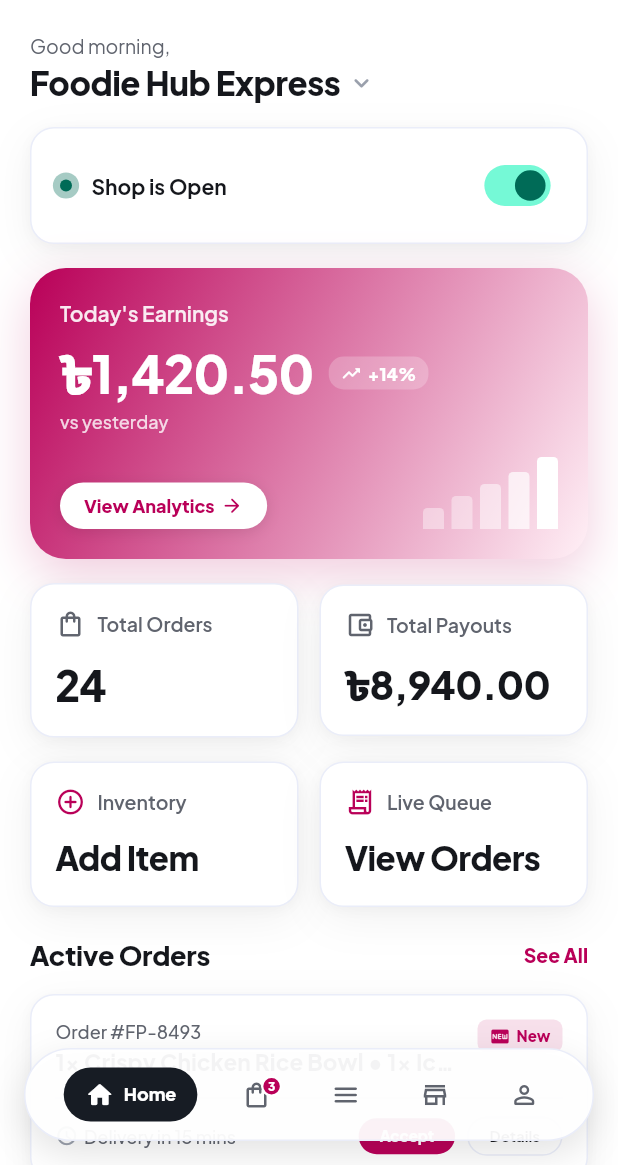
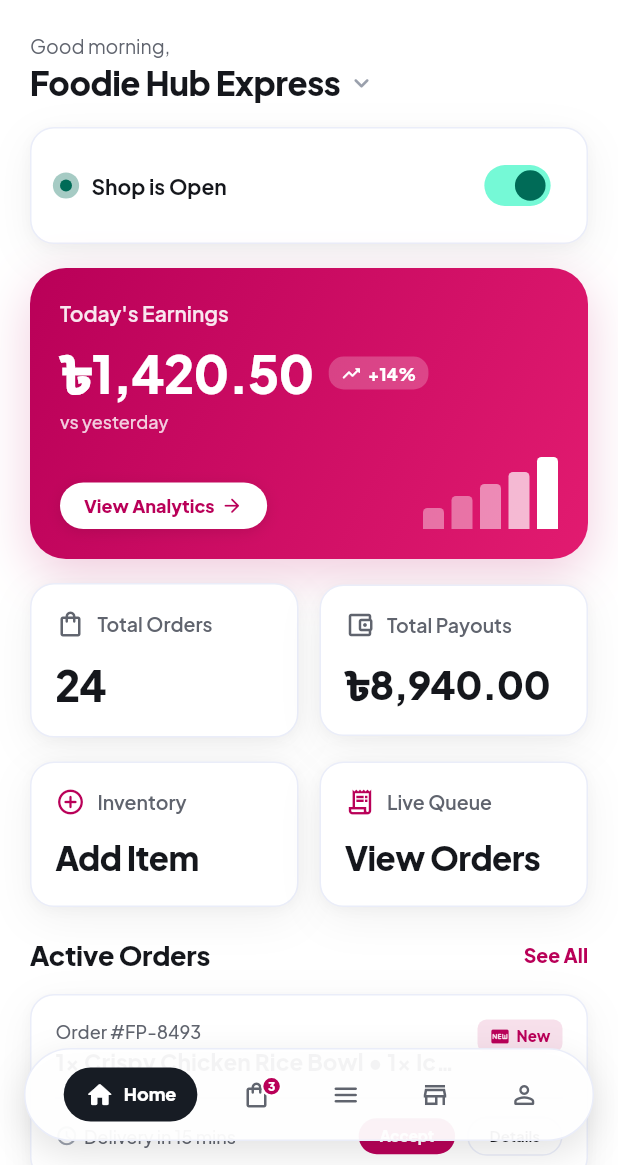
Before and after one commit to samiul-arif/VendorA, a Flutter app: the screen it shows after launch, on a phone screen of 412 x 824 dp, the part 71-1236 px from its top. Run offline on Flutter 3.47's test engine with Material 3 defaults, Android fonts, the light colour scheme and no system bars; our stand-ins replace google_fonts, shared_preferences; accounts and stored records are empty; network calls fail.

Commit message:
fix(navigation & colors): verify and wire up Profile Details and Change Password screens, fix Hero Earnings Card gradient contrast, and ensure high-contrast across all dashboard cards

```diff
--- a/lib/features/dashboard/presentation/widgets/hero_earnings_card.dart
+++ b/lib/features/dashboard/presentation/widgets/hero_earnings_card.dart
@@ -31,8 +31,8 @@ class HeroEarningsCard extends StatelessWidget {
       decoration: const BoxDecoration(
         gradient: LinearGradient(
           colors: [
-            AppColors.primary,          // #B90058
-            AppColors.primaryContainer, // #E21B70
+            AppColors.primary,               // #B90058 (Deep Magenta)
+            AppColors.primaryContainerSolid, // #E21B70 (Vivid Fuchsia/Pink)
           ],
           begin: Alignment.topLeft,
           end: Alignment.bottomRight,
--- a/lib/features/profile/presentation/views/profile_screen.dart
+++ b/lib/features/profile/presentation/views/profile_screen.dart
@@ -125,6 +125,9 @@ class _ProfileScreenState extends State<ProfileScreen> {
             // 1. Profile Overview Hero Card (Bento Style with Avatar, Name, Phone & Address)
             ProfileHeaderCard(
               vendor: vendor,
+              onEditTapped: () {
+                Navigator.of(context).pushNamed(AppRoutes.editProfile);
+              },
             ),
 
             AppSpacing.vGap24,
--- a/lib/features/profile/presentation/widgets/profile_header_card.dart
+++ b/lib/features/profile/presentation/widgets/profile_header_card.dart
@@ -31,7 +31,10 @@ class ProfileHeaderCard extends StatelessWidget {
         : 'House 42, Road 27, Dhanmondi, Dhaka';
     final avatarUrl = vendor?.profileImageUrl;
 
-    return Container(
+    return GestureDetector(
+      onTap: onEditTapped,
+      behavior: HitTestBehavior.opaque,
+      child: Container(
         padding: const EdgeInsets.symmetric(vertical: 22, horizontal: 20),
         decoration: BoxDecoration(
           color: colors.surface,
@@ -166,6 +169,7 @@ class ProfileHeaderCard extends StatelessWidget {
           ),
         ],
       ),
+    ),
   );
   }
 
```
Lines whose indentation alone changed are shown as unchanged.
